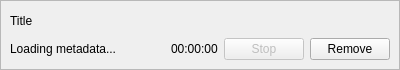
Before: the Qt Designer form components/video.ui in vehsakul/spb_elections_recorder_2019, drawn with Qt 5.
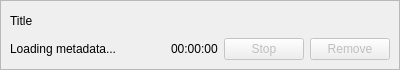
After: the same form once the commit is applied.

What changed in the file:
```diff
--- a/components/video.ui
+++ b/components/video.ui
@@ -125,6 +125,9 @@
          </item>
          <item>
           <widget class="QPushButton" name="btnRemove">
+           <property name="enabled">
+            <bool>false</bool>
+           </property>
            <property name="sizePolicy">
             <sizepolicy hsizetype="Maximum" vsizetype="Fixed">
              <horstretch>0</horstretch>
```
